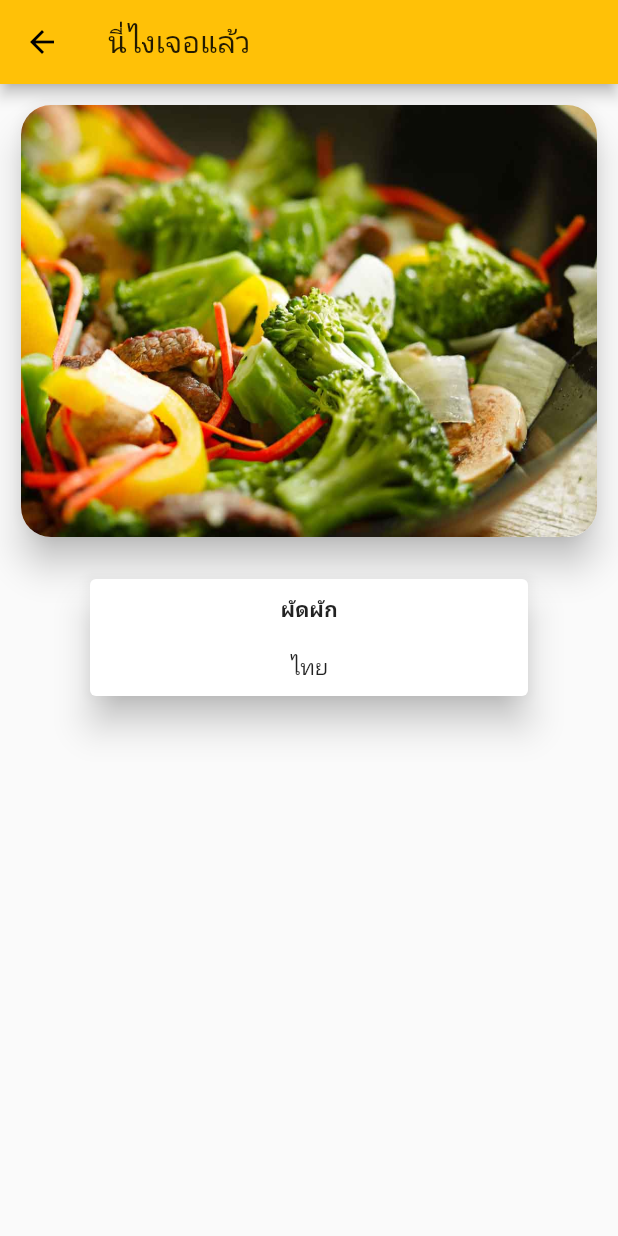
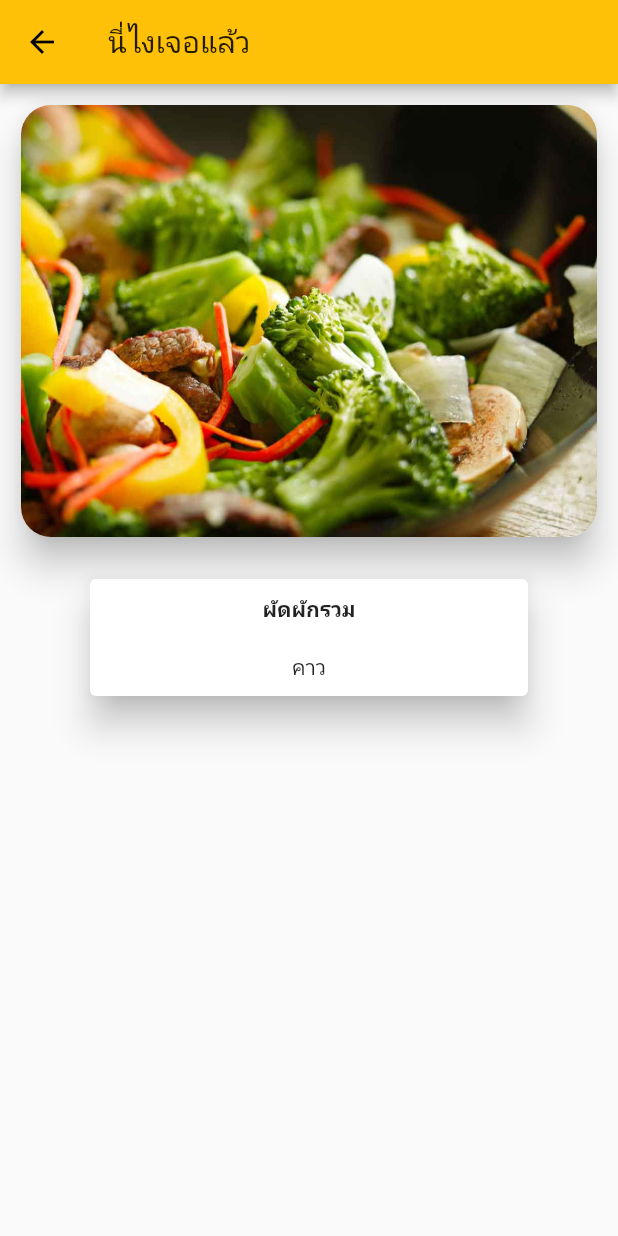
Before and after one commit to pcbimon/kin_a_rai_dee_flutter, a Flutter app: the screen it shows after launch, after a tap on "Random Food", on a phone screen of 412 x 824 dp. Run offline on Flutter 3.47's test engine with Material 2 defaults, Android fonts, the phone set to English and light mode, and no system bars; our stand-ins replace google_fonts; Roboto replaces fonts that are missing (Kanit).

Commit message:
Add more food and create Food model

```diff
--- /dev/null
+++ b/lib/model/food.dart
@@ -0,0 +1,10 @@
+class Food {
+  final String foodName;
+  final String foodCategory;
+  final double calories;
+  final String nationality;
+  final String description;
+  final String img;
+  Food(this.foodName, this.foodCategory, this.calories, this.nationality, this.description,
+      this.img);
+}
--- a/lib/randomFood.dart
+++ b/lib/randomFood.dart
@@ -1,5 +1,8 @@
+import 'dart:math';
+
 import 'package:flutter/material.dart';
 import 'package:intl/intl.dart';
+import './model/food.dart';
 import './resultFood.dart';
 import './widget/inputCalories.dart';
 import './widget/selectCategory.dart';
@@ -22,6 +25,14 @@ class _RandomFoodState extends State<RandomFood> {
   double _minCalories = 0;
   double _selectedCalories = 500;
   String _selectNationality = 'ไทย';
+  List<Food> foods = [
+    new Food('ผัดผักรวม', 'คาว', 500, 'ไทย', 'อาหารคาวเด่นปะจำชาติ',
+        'assets/images/food1.jpg'),
+    new Food('ข้าวผัด', 'คาว', 1000, 'ไทย', 'อาหารคาวเด่นประจำชาติ',
+        'assets/images/food2.jpg'),
+    new Food('สปาเก็ตตี้', 'คาว', 1500, 'อเมริกา', 'อาหารคาวเด่นประจำชาติ',
+        'assets/images/food3.jpg')
+  ];
   void onPressedCategory(int selectedIndex) {
     setState(() {
       _selectedCategory = selectedIndex;
@@ -50,13 +61,29 @@ class _RandomFoodState extends State<RandomFood> {
   }
 
   final List<String> foodCategory = ['คาว', 'หวาน'];
-  void RandomFood(BuildContext context) {
-    Navigator.push(
-        context,
-        MaterialPageRoute(
-          builder: (context) =>
-              ResultFood('ผัดผัก', 'ไทย', 'assets/images/food1.jpg'),
-        ));
+  final _random = new Random();
+  void randomFood(BuildContext context) {
+    //Filter food
+    List<Food> filteredFood = foods
+        .where((f) =>
+            f.foodCategory == foodCategory[_selectedCategory] &&
+            f.calories <= _selectedCalories &&
+            f.nationality == _selectNationality)
+        .toList();
+    if (filteredFood.length > 0) {
+      Food getRandomFood = filteredFood[_random.nextInt(filteredFood.length)];
+      Navigator.push(
+          context,
+          MaterialPageRoute(
+            builder: (context) => ResultFood(getRandomFood),
+          ));
+    } else {
+      final snackBar = SnackBar(
+        content: Text('ไม่มีข้อมูลอาหารตามตัวเลือกข้างต้น'),
+      );
+      ScaffoldMessenger.of(context).showSnackBar(snackBar);
+    }
+    // Food getRandomFood = foods[_random.nextInt(foods.length)];
   }
 
   @override
@@ -170,7 +197,7 @@ class _RandomFoodState extends State<RandomFood> {
             ),
             ElevatedButton(
                 onPressed: () {
-                  RandomFood(context);
+                  randomFood(context);
                 },
                 child: Row(
                   mainAxisAlignment: MainAxisAlignment.center,
--- a/lib/resultFood.dart
+++ b/lib/resultFood.dart
@@ -1,10 +1,9 @@
 import 'package:flutter/material.dart';
+import './model/food.dart';
 
 class ResultFood extends StatelessWidget {
-  final String foodName;
-  final String foodCategory;
-  final String foodImage;
-  ResultFood(this.foodName,this.foodCategory,this.foodImage);
+  final Food food;
+  ResultFood(this.food);
 
   @override
   Widget build(BuildContext context) {
@@ -26,7 +25,7 @@ class ResultFood extends StatelessWidget {
                   child: AspectRatio(
                     aspectRatio: 4 / 3,
                     child: Image(
-                      image: AssetImage(foodImage),
+                      image: AssetImage(food.img),
                       fit: BoxFit.fill,
                     ),
                   ),
@@ -43,7 +42,7 @@ class ResultFood extends StatelessWidget {
                     Container(
                       child: FittedBox(
                         child: Text(
-                          foodName,
+                          food.foodName,
                           style: TextStyle(
                               fontWeight: FontWeight.bold, fontSize: 14),
                         ),
@@ -54,7 +53,7 @@ class ResultFood extends StatelessWidget {
                       margin: EdgeInsets.all(10),
                       child: FittedBox(
                         child:
-                            Text(foodCategory, style: TextStyle(fontSize: 14)),
+                            Text(food.foodCategory, style: TextStyle(fontSize: 14)),
                       ),
                     )
                   ],
--- a/pubspec.yaml
+++ b/pubspec.yaml
@@ -48,7 +48,7 @@ flutter:
 
   # To add assets to your application, add an assets section, like this:
   assets:
-    - assets/images/food1.jpg
+    - assets/images/
 
   # An image asset can refer to one or more resolution-specific "variants", see
   # https://flutter.dev/assets-and-images/#resolution-aware.
```
Also changed, not shown: assets/images/food2.jpg (added), assets/images/food3.jpg (added).
